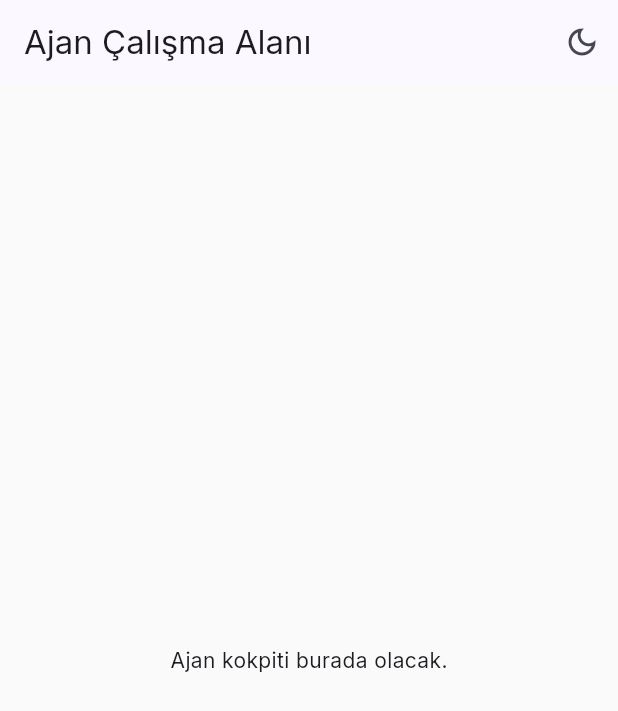
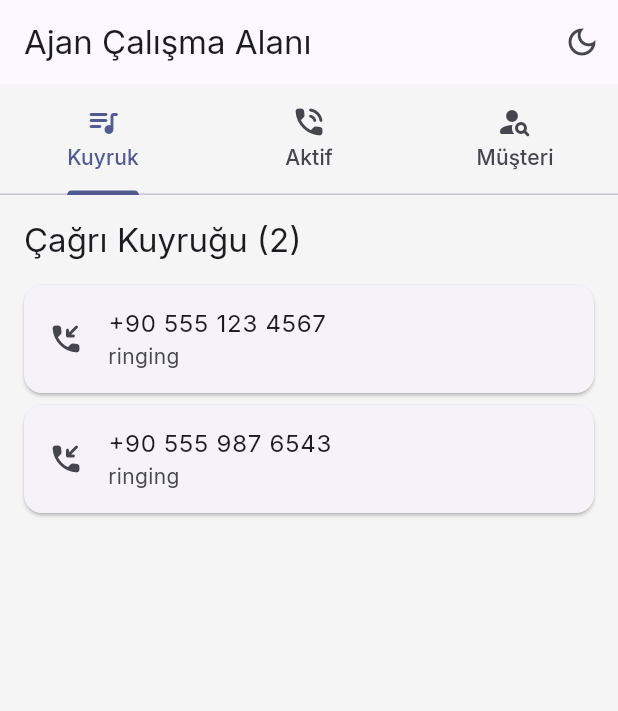
Before and after one commit to sentiric/sentiric-mobile, a Flutter app: the AgentWorkspaceScreen screen opened by its route, on a phone screen of 412 x 824 dp. Shown: the top 711 px of the screen. Run offline on Flutter 3.47's test engine with Material 3 defaults, Android fonts, the phone set to English and light mode, and no system bars; our stand-ins replace fl_chart, flutter_riverpod, flutter_svg, go_router, google_fonts, shared_preferences; accounts and stored records are empty.

Commit message:
fear: agent

```diff
--- a/lib/main.dart
+++ b/lib/main.dart
@@ -3,10 +3,6 @@ import 'package:flutter_riverpod/flutter_riverpod.dart';
 import 'package:sentiric_mobile/src/app.dart';
 
 void main() {
-  // Uygulamanın kararlı bir şekilde başlaması için
   WidgetsFlutterBinding.ensureInitialized();
-
-  // Uygulamayı bir ProviderScope ile sararak
-  // Riverpod'ın her yerde çalışmasını sağlıyoruz.
   runApp(const ProviderScope(child: SentiricApp()));
 }
--- a/lib/src/features/agent/presentation/screens/agent_workspace_screen.dart
+++ b/lib/src/features/agent/presentation/screens/agent_workspace_screen.dart
@@ -1,27 +1,49 @@
 import 'package:flutter/material.dart';
-import 'package:flutter_riverpod/flutter_riverpod.dart';
-import 'package:sentiric_mobile/src/core/theme/theme_provider.dart';
-// Bu sayfadaki alt bileşenlerin (CallQueue vb.) importları gerekecek.
+import 'package:sentiric_mobile/src/features/agent/presentation/widgets/active_call_panel.dart';
+import 'package:sentiric_mobile/src/features/agent/presentation/widgets/call_queue.dart';
+import 'package:sentiric_mobile/src/features/agent/presentation/widgets/customer_info_panel.dart';
+import 'package:sentiric_mobile/src/features/shared/widgets/app_layout.dart';
 
-class AgentWorkspaceScreen extends ConsumerWidget {
+class AgentWorkspaceScreen extends StatelessWidget {
   const AgentWorkspaceScreen({super.key});
 
   @override
-  Widget build(BuildContext context, WidgetRef ref) {
-    return Scaffold(
-      appBar: AppBar(
-        title: const Text('Ajan Çalışma Alanı'),
-        actions: [
-          IconButton(
-            icon: Icon(ref.watch(themeProvider) == ThemeMode.dark
-                ? Icons.light_mode_outlined
-                : Icons.dark_mode_outlined),
-            onPressed: () => ref.read(themeProvider.notifier).toggleTheme(),
-          ),
+  Widget build(BuildContext context) {
+    return AppLayout(
+      title: 'Ajan Çalışma Alanı',
+      mobileBody: DefaultTabController(
+        length: 3,
+        child: Column(
+          children: [
+            const TabBar(
+              isScrollable: false,
+              tabs: [
+                Tab(icon: Icon(Icons.queue_music_rounded), text: 'Kuyruk'),
+                Tab(icon: Icon(Icons.phone_in_talk_rounded), text: 'Aktif'),
+                Tab(icon: Icon(Icons.person_search_rounded), text: 'Müşteri'),
+              ],
+            ),
+            Expanded(
+              child: TabBarView(
+                children: [
+                  const CallQueue(),
+                  const ActiveCallPanel(),
+                  const CustomerInfoPanel(),
+                ],
+              ),
+            ),
+          ],
+        ),
+      ),
+      desktopBody: const Row(
+        children: [
+          SizedBox(width: 300, child: CallQueue()),
+          VerticalDivider(width: 1, thickness: 1),
+          Expanded(child: ActiveCallPanel()),
+          VerticalDivider(width: 1, thickness: 1),
+          SizedBox(width: 320, child: CustomerInfoPanel()),
         ],
       ),
-      body: const Center(child: Text("Ajan kokpiti burada olacak.")),
-      // Burada web-agent-ui'daki gibi 3'lü panel yapısı kurulacak.
     );
   }
 }
--- /dev/null
+++ b/lib/src/features/agent/presentation/widgets/call_queue.dart
@@ -0,0 +1,31 @@
+import 'package:flutter/material.dart';
+
+class CallQueue extends StatelessWidget {
+  const CallQueue({super.key});
+
+  @override
+  Widget build(BuildContext context) {
+    final calls = [
+      {'from': '+90 555 123 4567', 'status': 'ringing'},
+      {'from': '+90 555 987 6543', 'status': 'ringing'},
+    ];
+
+    return ListView(
+      padding: const EdgeInsets.all(16),
+      children: [
+        Text('Çağrı Kuyruğu (${calls.length})',
+            style: Theme.of(context).textTheme.titleLarge),
+        const SizedBox(height: 16),
+        ...calls.map((call) => Card(
+              margin: const EdgeInsets.only(bottom: 8),
+              child: ListTile(
+                leading: const Icon(Icons.phone_callback_rounded),
+                title: Text(call['from']!),
+                subtitle: Text(call['status']!),
+                onTap: () {},
+              ),
+            )),
+      ],
+    );
+  }
+}
--- /dev/null
+++ b/lib/src/features/shared/widgets/app_layout.dart
@@ -0,0 +1,44 @@
+import 'package:flutter/material.dart';
+import 'package:flutter_riverpod/flutter_riverpod.dart';
+import 'package:sentiric_mobile/src/core/theme/theme_provider.dart';
+
+class AppLayout extends ConsumerWidget {
+  final String title;
+  final Widget mobileBody;
+  final Widget desktopBody;
+
+  const AppLayout({
+    super.key,
+    required this.title,
+    required this.mobileBody,
+    required this.desktopBody,
+  });
+
+  @override
+  Widget build(BuildContext context, WidgetRef ref) {
+    return Scaffold(
+      appBar: AppBar(
+        title: Text(title),
+        actions: [
+          IconButton(
+            icon: Icon(ref.watch(themeProvider) == ThemeMode.dark
+                ? Icons.light_mode_outlined
+                : Icons.dark_mode_outlined),
+            onPressed: () => ref.read(themeProvider.notifier).toggleTheme(),
+            tooltip: 'Temayı Değiştir',
+          ),
+        ],
+      ),
+      body: LayoutBuilder(
+        builder: (context, constraints) {
+          if (constraints.maxWidth < 800) {
+            // Kırılma noktasını 800px olarak ayarlayalım
+            return mobileBody;
+          } else {
+            return desktopBody;
+          }
+        },
+      ),
+    );
+  }
+}
```
Also changed, not shown: lib/src/app.dart (+6 -12 lines), lib/src/features/agent/presentation/widgets/active_call_panel.dart (added, +71 -0 lines), lib/src/features/agent/presentation/widgets/customer_info_panel.dart (added, +35 -0 lines), lib/src/routing/app_router.dart (+8 -13 lines), pubspec.yaml (+8 -32 lines).
